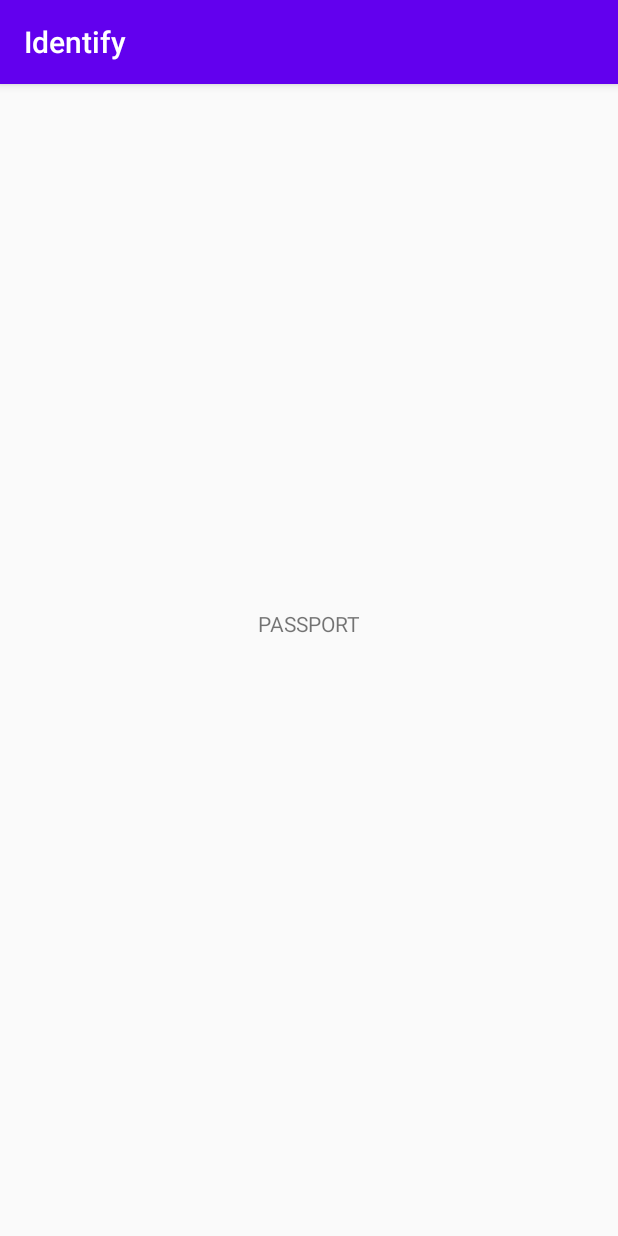
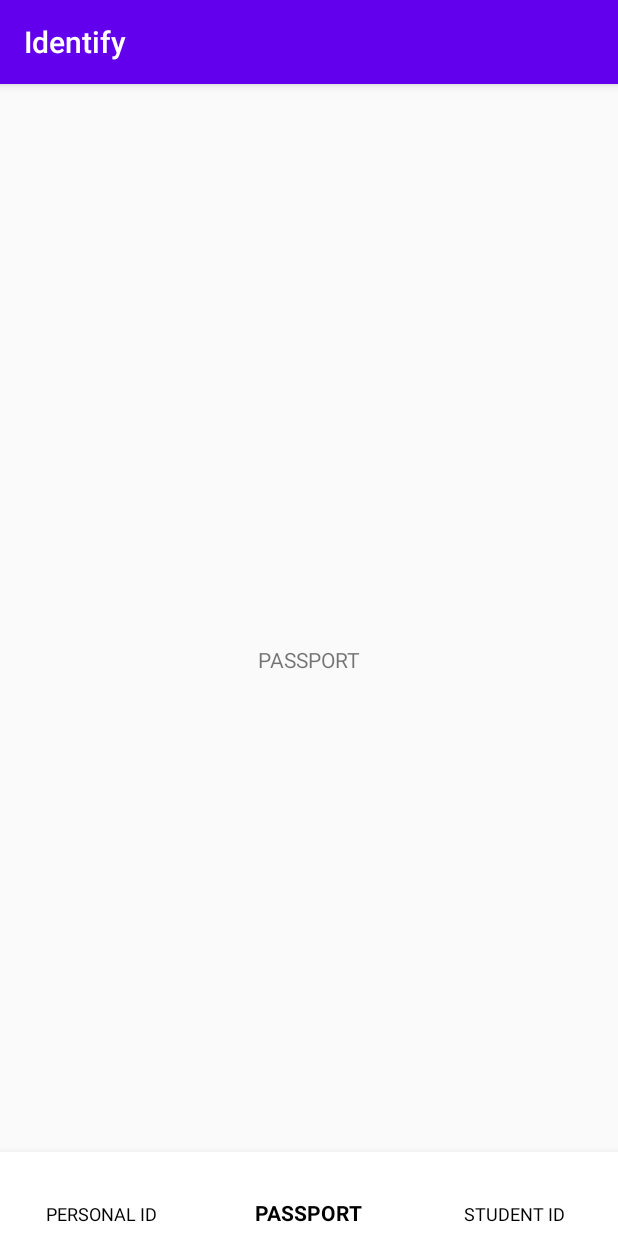
Before and after one commit to SEUGNHWANLEE/DID_Application_2020, an Android app: the IdentifyActivity screen opened directly, with no data from a screen before it, item 2 of the bottom bar chosen, on a phone screen of 412 x 824 dp. Run offline under Robolectric (Android 15) with nearby library versions, the phone set to English and light mode, and no system bars.

Commit message:
update bottom navigation

```diff
--- a/iMYMEMINE/app/src/main/AndroidManifest.xml
+++ b/iMYMEMINE/app/src/main/AndroidManifest.xml
@@ -13,7 +13,7 @@
         <activity
             android:name=".LoginActivity"
             android:label="@string/title_activity_login2"/>
-        <activity android:name=".IdentifyActivity"
+        <activity android:name=".Identify.IdentifyActivity"
             android:label="Identify"/>
         <activity android:name=".MainActivity">
             <intent-filter>
--- /dev/null
+++ b/iMYMEMINE/app/src/main/java/com/example/imymemine/Identify/IdentifyActivity.java
@@ -0,0 +1,63 @@
+package com.example.imymemine.Identify;
+
+import android.os.Bundle;
+import android.view.MenuItem;
+import android.view.View;
+import android.widget.FrameLayout;
+
+import androidx.annotation.NonNull;
+import androidx.appcompat.app.AppCompatActivity;
+import androidx.fragment.app.FragmentManager;
+import androidx.fragment.app.FragmentTransaction;
+import androidx.viewpager.widget.ViewPager;
+
+import com.example.imymemine.R;
+import com.google.android.material.bottomnavigation.BottomNavigationView;
+
+public class IdentifyActivity extends AppCompatActivity {
+
+    //@param
+    private FrameLayout mFrameLayout;
+    private BottomNavigationView mBottomNavigation;
+
+    @Override
+    protected void onCreate(Bundle savedInstanceState) {
+        super.onCreate(savedInstanceState);
+        setContentView(R.layout.activity_identify);
+
+        mFrameLayout = (FrameLayout) findViewById(R.id.main_content);
+        mBottomNavigation = (BottomNavigationView) findViewById(R.id.bottom_navigationbar);
+        mBottomNavigation.setSelectedItemId(R.id.item_personalID);
+        mBottomNavigation.setOnNavigationItemSelectedListener(new BottomNavigationView.OnNavigationItemSelectedListener() {
+            @Override
+            public boolean onNavigationItemSelected(@NonNull MenuItem item) {
+                switch (item.getItemId()) {
+                    case R.id.item_personalID:
+                        FragmentManager fragmentManager = getSupportFragmentManager();
+                        FragmentTransaction fragmentTransaction = fragmentManager.beginTransaction();
+                        fragmentTransaction.replace(R.id.main_content, new IdentifyEmailFragment());
+                        fragmentTransaction.commit();
+                        return true;
+                    case R.id.item_passport:
+                        FragmentManager fragmentManager1 = getSupportFragmentManager();
+                        FragmentTransaction fragmentTransaction1 = fragmentManager1.beginTransaction();
+                        fragmentTransaction1.replace(R.id.main_content, new IdentifyPassportFragment());
+                        fragmentTransaction1.commit();
+                        return true;
+                    case R.id.item_studentID:
+                        FragmentManager fragmentManager2 = getSupportFragmentManager();
+                        FragmentTransaction fragmentTransaction2 = fragmentManager2.beginTransaction();
+                        fragmentTransaction2.replace(R.id.main_content, new IdentifyStudentFragment());
+                        fragmentTransaction2.commit();
+                        return true;
+                }
+                return false;
+            }
+        });
+
+//        FragmentManager fragmentManager = getSupportFragmentManager();
+//        FragmentTransaction fragmentTransaction = fragmentManager.beginTransaction();
+//        fragmentTransaction.replace(R.id.main_content, new IdentifyFragment());
+//        fragmentTransaction.commit();
+    }
+}
--- a/iMYMEMINE/app/src/main/java/com/example/imymemine/IdentifyActivity.java
+++ /dev/null
@@ -1,38 +0,0 @@
-package com.example.imymemine;
-
-import android.os.Bundle;
-
-import androidx.appcompat.app.AppCompatActivity;
-import androidx.viewpager.widget.ViewPager;
-
-import com.example.imymemine.Identify.IdentifyEmailFragment;
-import com.example.imymemine.Identify.IdentifyPassportFragment;
-import com.example.imymemine.Identify.IdentifyStudentFragment;
-import com.example.imymemine.Intro.ViewpagerAdapter;
-import com.google.android.material.tabs.TabLayout;
-
-public class IdentifyActivity extends AppCompatActivity {
-
-    /*
-        @param
-    */
-    private TabLayout mTabLayout;
-    private ViewPager mViewPager;
-
-    @Override
-    protected void onCreate(Bundle savedInstanceState) {
-        super.onCreate(savedInstanceState);
-        setContentView(R.layout.activity_identify);
-
-        mTabLayout = (TabLayout) findViewById(R.id.identify_tab_layout);
-        mViewPager = (ViewPager) findViewById(R.id.identify_viewpager);
-
-        ViewpagerAdapter mAdapter = new ViewpagerAdapter(this.getSupportFragmentManager());
-        mAdapter.addItem(new IdentifyEmailFragment());
-        mAdapter.addItem(new IdentifyPassportFragment());
-        mAdapter.addItem(new IdentifyStudentFragment());
-
-        mTabLayout.setupWithViewPager(mViewPager, true);
-        mViewPager.setAdapter(mAdapter);
-    }
-}
--- a/iMYMEMINE/app/src/main/java/com/example/imymemine/LoginActivity.java
+++ b/iMYMEMINE/app/src/main/java/com/example/imymemine/LoginActivity.java
@@ -7,6 +7,8 @@ import android.widget.Button;
 import android.widget.EditText;
 
 import androidx.appcompat.app.AppCompatActivity;
+
+import com.example.imymemine.Identify.IdentifyActivity;
 
 public class LoginActivity extends AppCompatActivity {
 
--- a/iMYMEMINE/app/src/main/res/layout/activity_identify.xml
+++ b/iMYMEMINE/app/src/main/res/layout/activity_identify.xml
@@ -13,40 +13,19 @@
         app:layout_constraintTop_toTopOf="parent"
         app:layout_constraintLeft_toLeftOf="parent"
         app:layout_constraintRight_toRightOf="parent"
-        app:layout_constraintBottom_toTopOf="@id/identify_tab_layout"
+        app:layout_constraintBottom_toBottomOf="parent"
+
+        android:isScrollContainer="true"
         >
-        <androidx.viewpager.widget.ViewPager
-            android:id="@+id/identify_viewpager"
-            android:layout_width="match_parent"
-            android:layout_height="match_parent"/>
-
     </FrameLayout>
-
-    <com.google.android.material.tabs.TabLayout
-        android:id="@+id/identify_tab_layout"
+    <com.google.android.material.bottomnavigation.BottomNavigationView
+        android:id="@+id/bottom_navigationbar"
         android:layout_width="match_parent"
         android:layout_height="wrap_content"
-        app:tabGravity="center"
-        app:tabIndicatorHeight="0dp"
+        android:background="@color/white"
+        app:itemIconTint="@color/white"
+        app:itemTextColor="#000000"
+        app:menu="@menu/bottom_navigation_menu"
         app:layout_constraintBottom_toBottomOf="parent"
-        >
-        <com.google.android.material.tabs.TabItem
-            android:id="@+id/item_personalID"
-            android:layout_width="wrap_content"
-            android:layout_height="wrap_content"
-            android:text="@string/personal_id"
-            />
-        <com.google.android.material.tabs.TabItem
-            android:id="@+id/item_passport"
-            android:layout_width="wrap_content"
-            android:layout_height="wrap_content"
-            android:text="PASSPORT"/>
-        <com.google.android.material.tabs.TabItem
-            android:id="@+id/item_studentID"
-            android:layout_width="wrap_content"
-            android:layout_height="wrap_content"
-            android:text="STUDENT ID"/>
-
-    </com.google.android.material.tabs.TabLayout>
-
+        />
 </androidx.constraintlayout.widget.ConstraintLayout>
--- /dev/null
+++ b/iMYMEMINE/app/src/main/res/menu/bottom_navigation_menu.xml
@@ -0,0 +1,12 @@
+<?xml version="1.0" encoding="utf-8"?>
+<menu xmlns:android="http://schemas.android.com/apk/res/android">
+    <item
+        android:id="@+id/item_personalID"
+        android:title="@string/personal_id" />
+    <item
+        android:id="@+id/item_passport"
+        android:title="@string/passport" />
+    <item
+        android:id="@+id/item_studentID"
+        android:title="@string/student_id" />
+</menu>
--- a/iMYMEMINE/app/src/main/res/values/colors.xml
+++ b/iMYMEMINE/app/src/main/res/values/colors.xml
@@ -3,4 +3,5 @@
     <color name="colorPrimary">#6200EE</color>
     <color name="colorPrimaryDark">#3700B3</color>
     <color name="colorAccent">#03DAC5</color>
+    <color name="white">#FFFFFF</color>
 </resources>
--- a/iMYMEMINE/app/src/main/res/values/strings.xml
+++ b/iMYMEMINE/app/src/main/res/values/strings.xml
@@ -17,4 +17,6 @@
     <string name="login_failed">"Login failed"</string>
     <string name="input_pincode">PIN 번호4자리를 입력해주세요</string>
     <string name="personal_id">PERSONAL ID</string>
+    <string name="passport">PASSPORT</string>
+    <string name="student_id">STUDENT ID</string>
 </resources>
```
